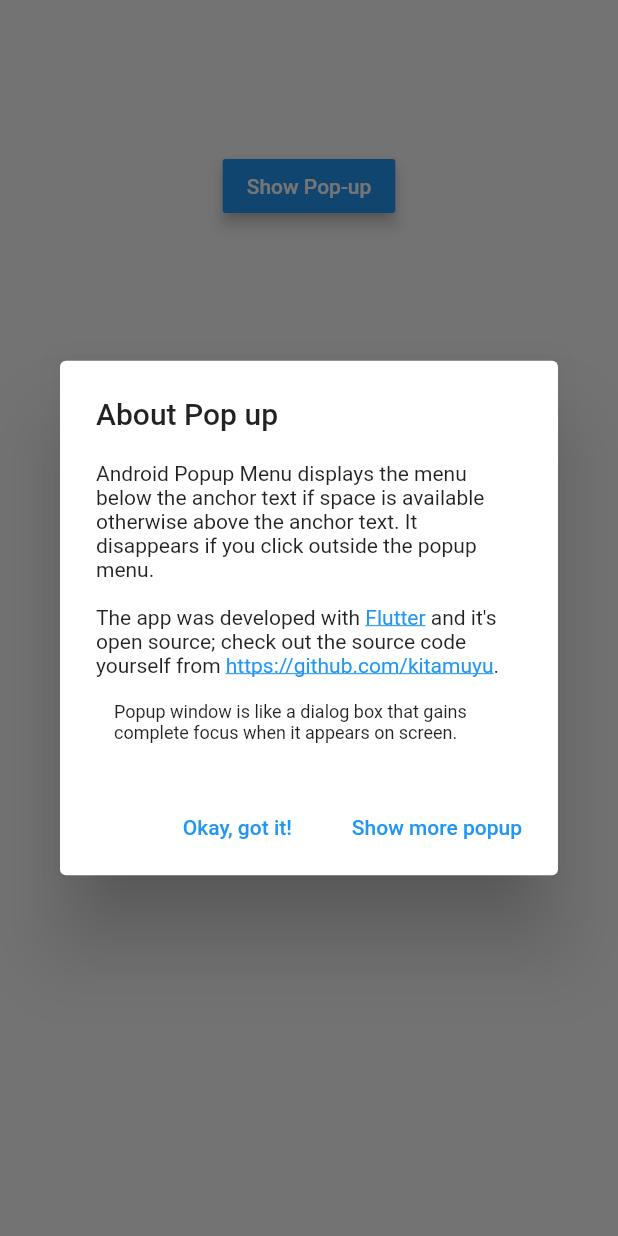
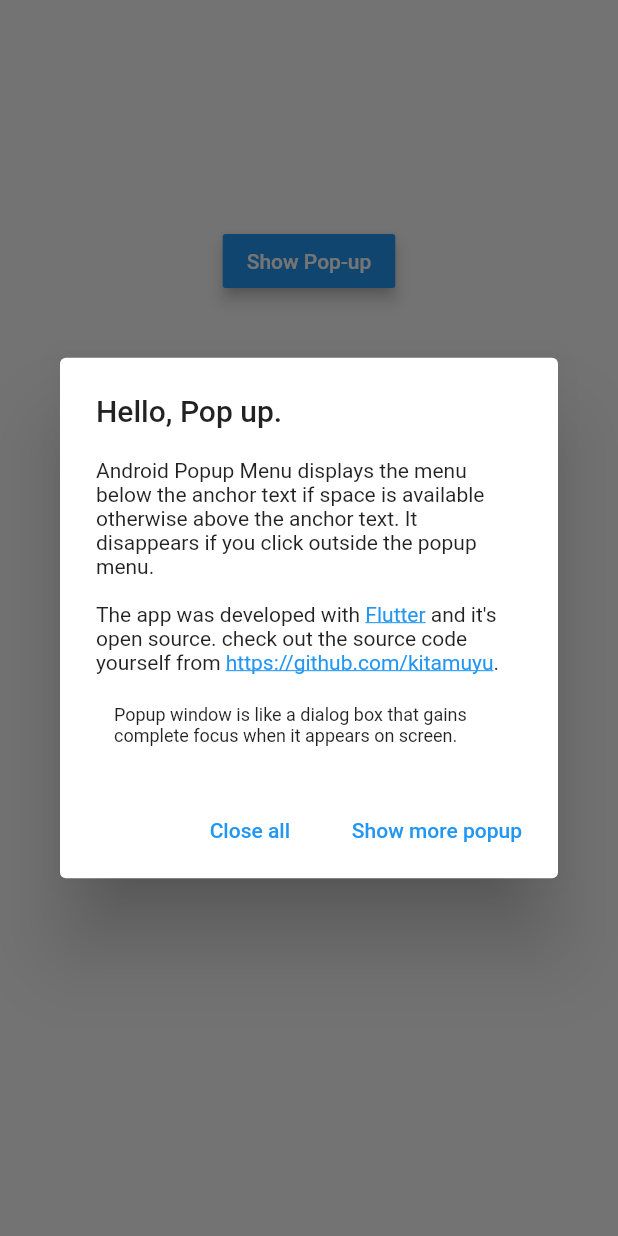
Before and after one commit to kitamuyu/flutter-animations, a Flutter app: the screen it shows after launch, after a tap on "Show Pop-up", on a phone screen of 412 x 824 dp. Run offline on Flutter 3.47's test engine with Material 2 defaults, Android fonts, the phone set to English and light mode, and no system bars.

Commit message:
Add close all button

```diff
--- a/lib/main.dart
+++ b/lib/main.dart
@@ -2,28 +2,25 @@ import 'package:flutter/material.dart';
 import 'package:flutter/gestures.dart';
 import 'package:url_launcher/url_launcher.dart';
 
-
 void main() => runApp(MyApp());
 
-class MyApp extends StatelessWidget{
+class MyApp extends StatelessWidget {
   @override
   Widget build(BuildContext context) {
-    return MaterialApp(
-      home: Home()
-    );
+    return MaterialApp(home: Home());
   }
 }
 
-class Home extends StatefulWidget{
+class Home extends StatefulWidget {
   const Home();
   @override
   _HomeState createState() => _HomeState();
 }
 
 class _HomeState extends State<Home> {
-
   static const String flutterUrl = 'https://flutter.io/';
   static const String githubUrl = 'https://github.com/kitamuyu';
+  int counter = 0;
 
   static const TextStyle linkStyle = const TextStyle(
     color: Colors.blue,
@@ -36,8 +33,10 @@ class _HomeState extends State<Home> {
   @override
   void initState() {
     super.initState();
-    _flutterTapRecognizer = TapGestureRecognizer()..onTap = () => _openUrl(flutterUrl);
-    _githubTapRecognizer = TapGestureRecognizer()..onTap = () => _openUrl(githubUrl);
+    _flutterTapRecognizer = TapGestureRecognizer()
+      ..onTap = () => _openUrl(flutterUrl);
+    _githubTapRecognizer = TapGestureRecognizer()
+      ..onTap = () => _openUrl(githubUrl);
   }
 
   @override
@@ -71,6 +70,7 @@ class _HomeState extends State<Home> {
             context: context,
             builder: (BuildContext context) => _buildAboutDialog(context),
           );
+          counter++;
           // Perform some action
         },
       ),
@@ -79,7 +79,7 @@ class _HomeState extends State<Home> {
 
   Widget _buildAboutDialog(BuildContext context) {
     return AlertDialog(
-      title: const Text('About Pop up'),
+      title: const Text('Hello, Pop up.'),
       content: Column(
         mainAxisSize: MainAxisSize.min,
         crossAxisAlignment: CrossAxisAlignment.start,
@@ -91,16 +91,20 @@ class _HomeState extends State<Home> {
       actions: <Widget>[
         FlatButton(
           onPressed: () {
-            Navigator.of(context).pop();
+            for (var i = 0; i < counter; i++) {
+              Navigator.of(context).pop();
+            }
+            counter = 0;
           },
           textColor: Theme.of(context).primaryColor,
-          child: const Text('Okay, got it!'),
-        ),FlatButton(
+          child: const Text('Close all'),
+        ),
+        FlatButton(
           onPressed: () {
-              showDialog(
-                context: context,
-                builder: (BuildContext context) => _buildAboutDialog(context),
-              );// Perform some action
+            showDialog(
+              context: context,
+              builder: (BuildContext context) => _buildAboutDialog(context),
+            ); // Perform some action
           },
           textColor: Theme.of(context).primaryColor,
           child: const Text('Show more popup'),
@@ -112,7 +116,8 @@ class _HomeState extends State<Home> {
   Widget _buildAboutText() {
     return RichText(
       text: TextSpan(
-        text: 'Android Popup Menu displays the menu below the anchor text if space is available otherwise above the anchor text. It disappears if you click outside the popup menu.\n\n',
+        text:
+            'Android Popup Menu displays the menu below the anchor text if space is available otherwise above the anchor text. It disappears if you click outside the popup menu.\n\n',
         style: const TextStyle(color: Colors.black87),
         children: <TextSpan>[
           const TextSpan(text: 'The app was developed with '),
@@ -122,7 +127,7 @@ class _HomeState extends State<Home> {
             style: linkStyle,
           ),
           const TextSpan(
-            text: ' and it\'s open source; check out the source '
+            text: ' and it\'s open source. check out the source '
                 'code yourself from ',
           ),
           TextSpan(
@@ -138,7 +143,7 @@ class _HomeState extends State<Home> {
 
   Widget _buildLogoAttribution() {
     return Padding(
-      padding: const EdgeInsets.only(top: 16.0),
+      padding: const EdgeInsets.only(top: 20.0),
       child: Row(
         children: <Widget>[
           const Expanded(
@@ -158,11 +163,8 @@ class _HomeState extends State<Home> {
   @override
   Widget build(BuildContext context) {
     return Container(
-
-      padding: const EdgeInsets.only(top: 100.0),
-
+      padding: const EdgeInsets.only(top: 150.0),
       color: Theme.of(context).scaffoldBackgroundColor,
-
       child: Column(
         children: <Widget>[
           home(context),
```
Also changed, not shown: 1 other file.
